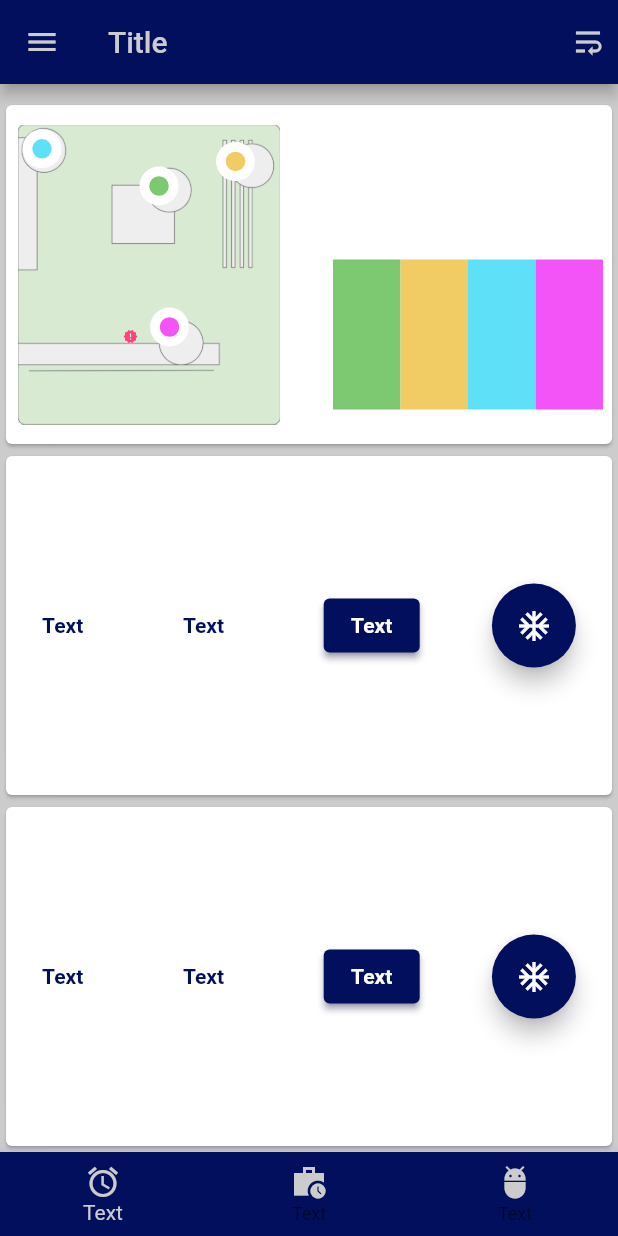
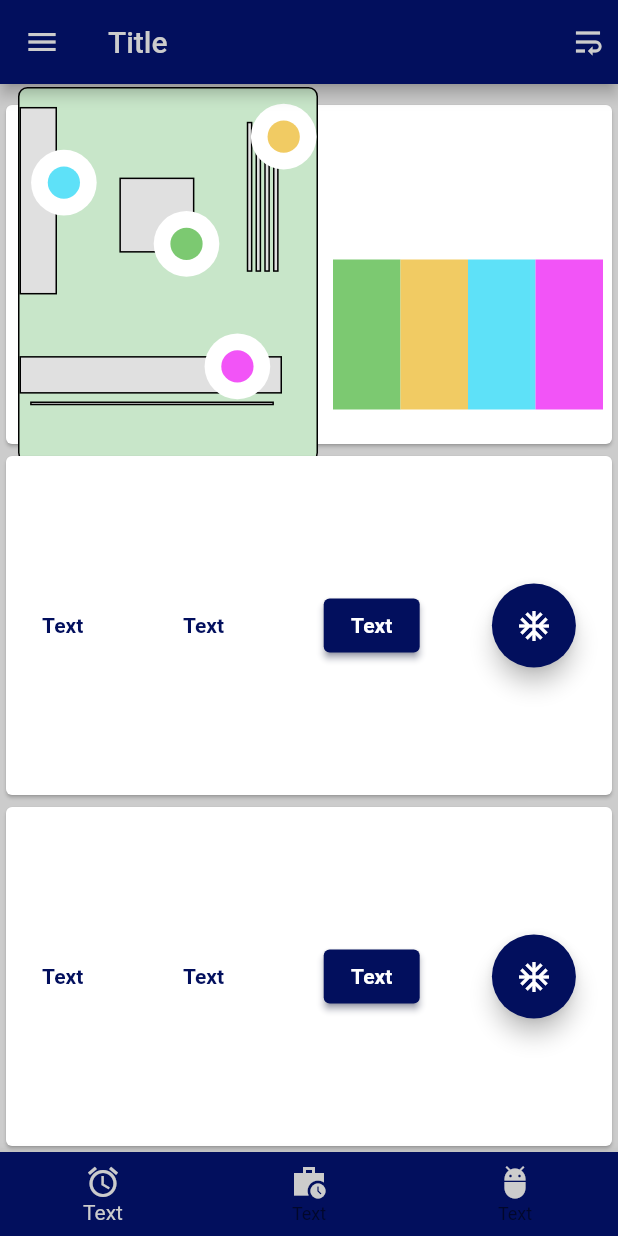
Before and after one commit to grantraja/color_layers, a Flutter app: the screen it shows after launch, on a phone screen of 412 x 824 dp. Run offline on Flutter 3.47's test engine with Material 2 defaults, Android fonts, the light colour scheme and no system bars.

Commit message:
new board diagram

```diff
--- a/lib/board.dart
+++ b/lib/board.dart
@@ -4,6 +4,7 @@ import 'package:provider/provider.dart';
 import 'number_gen.dart';
 import 'package:color_layers/colors.dart';
 import 'package:flutter/cupertino.dart';
+import 'coordinated_offset.dart';
 
 class BoardDiagram extends StatelessWidget {
   const BoardDiagram({super.key});
@@ -11,14 +12,14 @@ class BoardDiagram extends StatelessWidget {
   @override
   Widget build(BuildContext context) {
     return SizedBox(
-      height: 200,
-      width: 200,
+      height: 400,
+      width: 400,
       child: Stack(
         children: [
           Image.asset('assets/board.png'),
           CoordinateOffset(
-            X: 0.405,
-            Y: 0.14,
+            X: 0.55,
+            Y: 0.2,
             height: 200,
             width: 200,
             child: CircularChartOne(
@@ -74,42 +75,3 @@ class BoardDiagram extends StatelessWidget {
     );
   }
 }
-
-class CoordinateOffset extends StatelessWidget {
-  final Widget child;
-  final double X;
-  final double Y;
-  final double height;
-  final double width;
-  const CoordinateOffset({
-    required this.child,
-    required this.X,
-    required this.Y,
-    required this.height,
-    required this.width,
-    super.key,
-  });
-
-  @override
-  Widget build(BuildContext context) {
-    return SizedBox(
-      height: height,
-      width: width,
-      child: Column(
-        children: [
-          SizedBox(
-            height: height * Y,
-          ),
-          Row(
-            children: [
-              SizedBox(
-                width: width * X,
-              ),
-              child,
-            ],
-          )
-        ],
-      ),
-    );
-  }
-}
--- /dev/null
+++ b/lib/coordinated_offset.dart
@@ -0,0 +1,41 @@
+import 'package:flutter/material.dart';
+
+
+class CoordinateOffset extends StatelessWidget {
+  final Widget child;
+  final double X;
+  final double Y;
+  final double height;
+  final double width;
+  const CoordinateOffset({
+    required this.child,
+    required this.X,
+    required this.Y,
+    required this.height,
+    required this.width,
+    super.key,
+  });
+
+  @override
+  Widget build(BuildContext context) {
+    return SizedBox(
+      height: height,
+      width: width,
+      child: Column(
+        children: [
+          SizedBox(
+            height: height * Y,
+          ),
+          Row(
+            children: [
+              SizedBox(
+                width: width * X,
+              ),
+              child,
+            ],
+          )
+        ],
+      ),
+    );
+  }
+}
--- a/lib/layers.dart
+++ b/lib/layers.dart
@@ -1,4 +1,5 @@
 import 'package:color_layers/board.dart';
+import 'package:color_layers/newboard.dart';
 import 'package:color_layers/sample_drawer.dart';
 import 'package:color_layers/sample_navbar.dart';
 import 'package:color_layers/sample_rows.dart';
@@ -42,7 +43,11 @@ class Layers extends StatelessWidget {
                 child: Row(
                   mainAxisAlignment: MainAxisAlignment.center,
                   children: [
-                    const BoardDiagram(),
+                    CompDiagram(
+                      height: 250,
+                      // width: 300,
+                    ),
+                    // const BoardDiagram(),
                     sampleChart(context),
                   ],
                 ),
--- /dev/null
+++ b/lib/newboard.dart
@@ -0,0 +1,162 @@
+import 'package:color_layers/circular_chart.dart';
+import 'package:color_layers/colors.dart';
+import 'package:flutter/material.dart';
+import 'package:provider/provider.dart';
+import 'number_gen.dart';
+
+class CompDiagram extends StatelessWidget {
+  final double height;
+  late final double unit;
+  // double width;
+  CompDiagram({
+    required this.height,
+    // required this.width,
+    super.key,
+  }) {
+    unit = height / 200;
+  }
+
+  @override
+  Widget build(BuildContext context) {
+    return UnconstrainedBox(
+      child: Container(
+        height: height,
+        width: height * 0.8,
+        decoration: BoxDecoration(
+          color: Colors.green[100],
+          borderRadius: BorderRadius.circular(unit * 5),
+          border: Border.all(
+            color: Colors.black,
+          ),
+        ),
+        child: Stack(
+          children: [
+            ...boardBackground,
+            //CPU Chart
+            Align(
+              alignment: const FractionalOffset(0.58, 0.4),
+              child: CircularChartOne(
+                height: unit*35,
+                value: Provider.of<DataProvider>(context).heightVal((unit*35).toInt(), 0),
+                color: cpuColor,
+              ),
+            ),
+            //MEM Chart
+            Align(
+              alignment: const FractionalOffset(1, 0.05),
+              child: CircularChartOne(
+                height: unit*35,
+                value: Provider.of<DataProvider>(context).heightVal((unit*35).toInt(), 1),
+                color: memColor,
+              ),
+            ),
+            //NET Chart
+            Align(
+              alignment: const FractionalOffset(0.05, 0.2),
+              child: CircularChartOne(
+                height: unit*35,
+                value: Provider.of<DataProvider>(context).heightVal((unit*35).toInt(), 2),
+                color: netColor,
+              ),
+            ),
+            //GPU Chart
+            Align(
+              alignment: const FractionalOffset(0.8, 0.8),
+              child: CircularChartOne(
+                height: unit*35,
+                value: Provider.of<DataProvider>(context).heightVal((unit*35).toInt(), 3),
+                color: gpuColor,
+              ),
+            ),
+          ],
+        ),
+      ),
+    );
+  }
+
+  List<Widget> get boardBackground {
+    return [
+      //Network IO
+      Align(
+        alignment: const FractionalOffset(0, 0.1),
+        child: Container(
+          height: unit * 100,
+          width: unit * 20,
+          decoration: innerBoardDeco(),
+        ),
+      ),
+      //GPU Body
+      Align(
+        alignment: const FractionalOffset(0, 0.8),
+        child: Container(
+          height: unit * 20,
+          width: unit * 140,
+          decoration: innerBoardDeco(),
+        ),
+      ),
+      //GPU Board
+      Align(
+        alignment: const FractionalOffset(0.2, 0.85),
+        child: Container(
+          height: unit * 2,
+          width: unit * 130,
+          decoration: innerBoardDeco(),
+        ),
+      ),
+      //CPU
+      Align(
+        alignment: const FractionalOffset(0.45, 0.3),
+        child: Container(
+          height: unit * 40,
+          width: unit * 40,
+          decoration: innerBoardDeco(),
+        ),
+      ),
+      //RAM 1
+      Align(
+        alignment: const FractionalOffset(0.78, 0.15),
+        child: Container(
+          height: unit * 80,
+          width: unit * 3,
+          decoration: innerBoardDeco(),
+        ),
+      ),
+      //RAM 2
+      Align(
+        alignment: const FractionalOffset(0.81, 0.15),
+        child: Container(
+          height: unit * 80,
+          width: unit * 3,
+          decoration: innerBoardDeco(),
+        ),
+      ),
+      //RAM 3
+      Align(
+        alignment: const FractionalOffset(0.84, 0.15),
+        child: Container(
+          height: unit * 80,
+          width: unit * 3,
+          decoration: innerBoardDeco(),
+        ),
+      ),
+      //RAM 3
+      Align(
+        alignment: const FractionalOffset(0.87, 0.15),
+        child: Container(
+          height: unit * 80,
+          width: unit * 3,
+          decoration: innerBoardDeco(),
+        ),
+      ),
+    ];
+  }
+
+  BoxDecoration innerBoardDeco() {
+    return BoxDecoration(
+      color: Colors.grey[300],
+      border: Border.all(
+        color: Colors.black,
+      ),
+    );
+  }
+}
```
Also changed, not shown: 2 other files.
